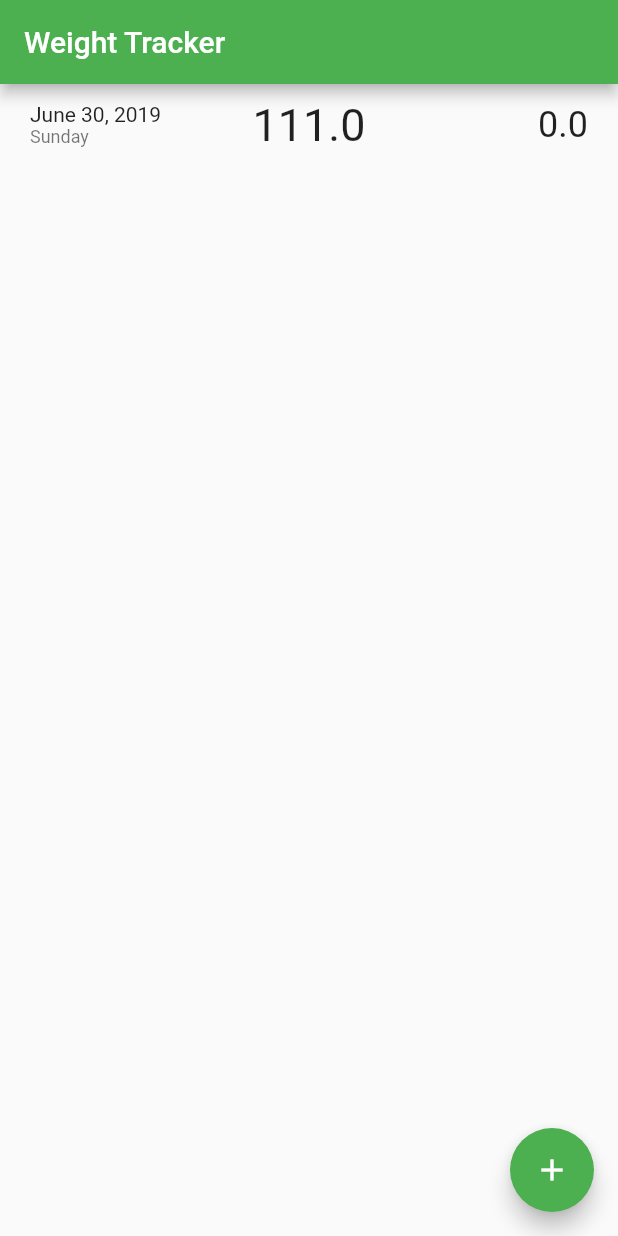
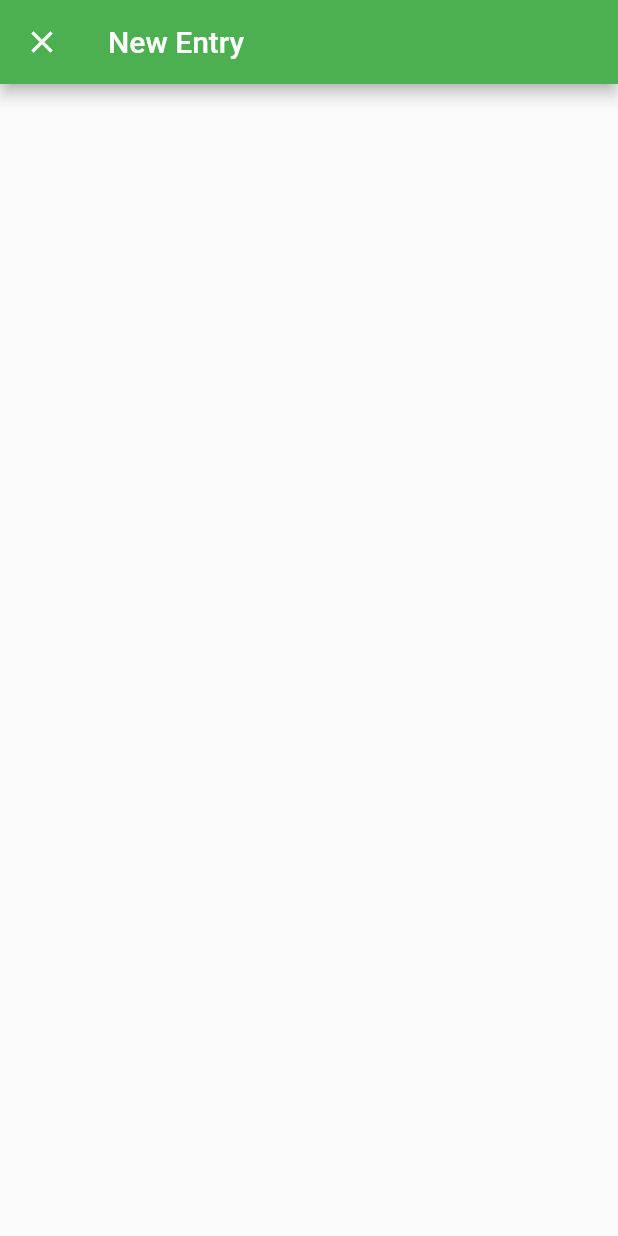
Before and after one commit to SonQBChau/weight_tracker, a Flutter app: the screen it shows after launch, after a tap on the "add" icon, on a phone screen of 412 x 824 dp. Run offline on Flutter 3.47's test engine with Material 2 defaults, Android fonts, the phone set to English and light mode, and no system bars.

Commit message:
add entry dialog

```diff
--- a/lib/main.dart
+++ b/lib/main.dart
@@ -10,16 +10,7 @@ class MyApp extends StatelessWidget {
     return MaterialApp(
       title: 'Flutter Demo',
       theme: ThemeData(
-        // This is the theme of your application.
-        //
-        // Try running your application with "flutter run". You'll see the
-        // application has a blue toolbar. Then, without quitting the app, try
-        // changing the primarySwatch below to Colors.green and then invoke
-        // "hot reload" (press "r" in the console where you ran "flutter run",
-        // or simply save your changes to "hot reload" in a Flutter IDE).
-        // Notice that the counter didn't reset back to zero; the application
-        // is not restarted.
-        primarySwatch: Colors.blue,
+        primarySwatch: Colors.green,
       ),
       home: HomePage(),
     );
--- /dev/null
+++ b/lib/screens/add_entry_dialog.dart
@@ -0,0 +1,11 @@
+import 'package:flutter/material.dart';
+
+class AddEntryDialog extends StatelessWidget {
+  @override
+  Widget build(BuildContext context) {
+    return Scaffold(
+      appBar: AppBar(title: Text('New Entry'),),
+      body: Container(),
+    );
+  }
+}
--- a/lib/screens/home_page.dart
+++ b/lib/screens/home_page.dart
@@ -1,6 +1,7 @@
 
 import 'package:flutter/material.dart';
 import 'package:weight_tracker/models/weight_history.dart';
+import 'package:weight_tracker/screens/add_entry_dialog.dart';
 import 'package:weight_tracker/utils/random_generator.dart';
 import 'package:weight_tracker/widgets/WeightItem.dart';
 
@@ -28,14 +29,19 @@ class _HomePageState extends State<HomePage> {
     });
   }
 
-
+  void _openAddEntryDialog(){
+    Navigator.of(context).push(MaterialPageRoute(builder: (BuildContext context){
+      return AddEntryDialog();
+    },
+      fullscreenDialog: true,
+    ));
+  }
 
   @override
   Widget build(BuildContext context) {
     return Scaffold(
       appBar: AppBar(
         title: Text('Weight Tracker'),
-        backgroundColor: Colors.green,
       ),
       body: ListView.builder(
           itemCount: weightList.length,
@@ -44,10 +50,11 @@ class _HomePageState extends State<HomePage> {
           }),
       floatingActionButton: FloatingActionButton(
         onPressed: () {
-          _handleAddButton();
+//          _handleAddButton();
+        _openAddEntryDialog();
+
         },
         child: Icon(Icons.add),
-        backgroundColor: Colors.green,
       ),
     );
   }
```
